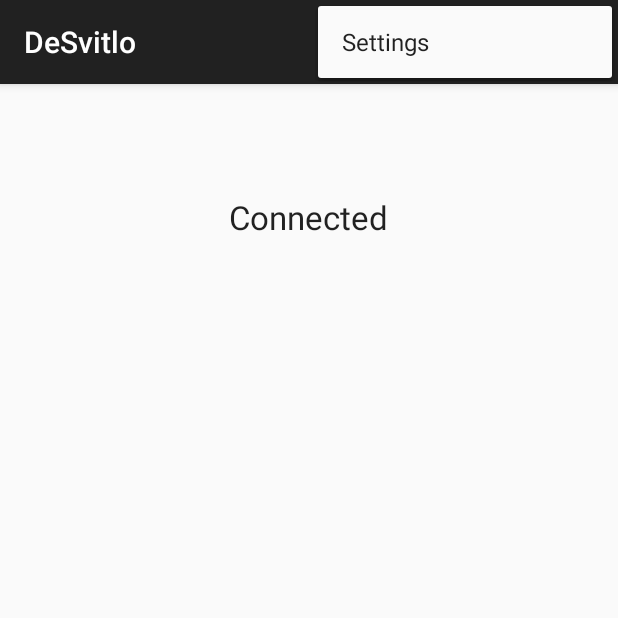
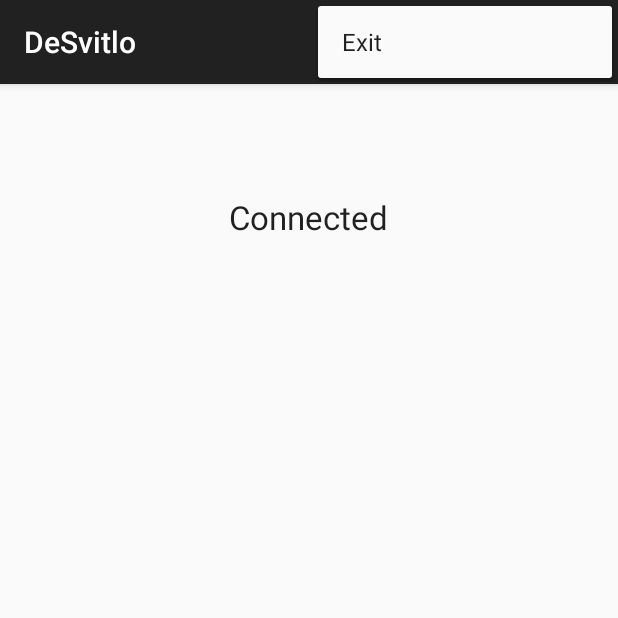
Before and after one commit to alexfilatov/desvitlo, an Android app: the screen it shows after launch (MainActivity), with the options menu open, on a phone screen of 412 x 824 dp, the top half of it. Run offline under Robolectric (Android 15) with nearby library versions, the phone set to English and light mode, and no system bars.

Commit message:
added exit menu

```diff
--- a/app/src/main/java/com/mavlin/desvitlo/MainActivity.java
+++ b/app/src/main/java/com/mavlin/desvitlo/MainActivity.java
@@ -60,8 +60,9 @@ public class MainActivity extends ActionBarActivity {
         // automatically handle clicks on the Home/Up button, so long
         // as you specify a parent activity in AndroidManifest.xml.
         int id = item.getItemId();
-        if (id == R.id.action_settings) {
-            return true;
+        if (id == R.id.action_exit) {
+            finish();
+            System.exit(0);
         }
         return super.onOptionsItemSelected(item);
     }
@@ -88,4 +89,5 @@ public class MainActivity extends ActionBarActivity {
             }
         }
     }
+
 }
--- a/app/src/main/res/menu/main.xml
+++ b/app/src/main/res/menu/main.xml
@@ -2,8 +2,8 @@
     xmlns:app="http://schemas.android.com/apk/res-auto"
     xmlns:tools="http://schemas.android.com/tools"
     tools:context=".Main" >
-    <item android:id="@+id/action_settings"
-        android:title="@string/action_settings"
+    <item android:id="@+id/action_exit"
+        android:title="@string/label_exit"
         android:orderInCategory="100"
         app:showAsAction="never" />
 </menu>
--- a/app/src/main/res/values/strings.xml
+++ b/app/src/main/res/values/strings.xml
@@ -13,5 +13,6 @@
     <string name="toggle_button_name">ToggleButton</string>
     <string name="power_connected_value">Connected</string>
     <string name="power_disconnected_value">Disconnected</string>
+    <string name="label_exit">Exit</string>
 
 </resources>
```
